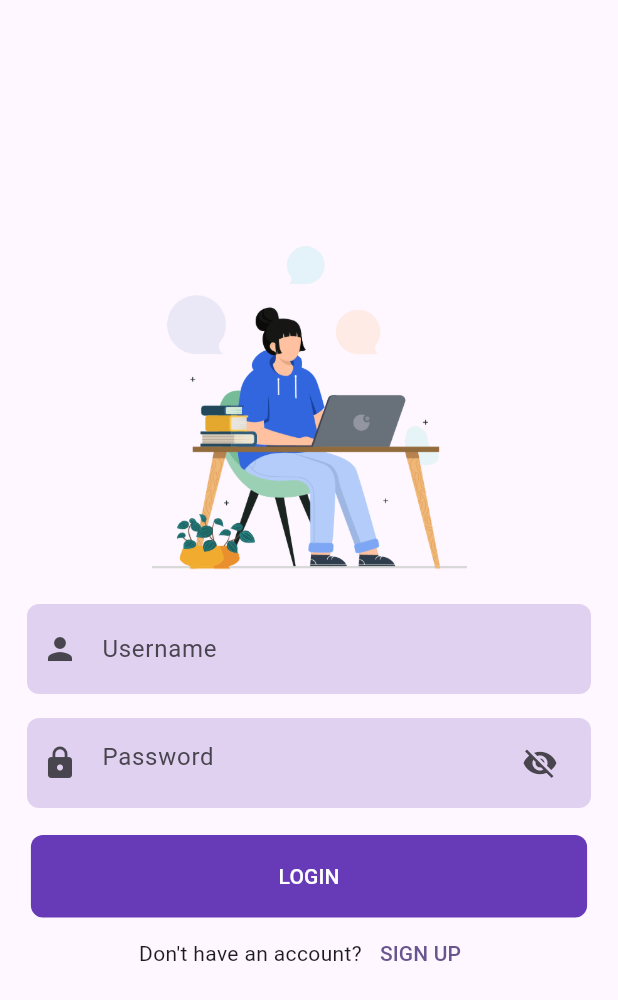
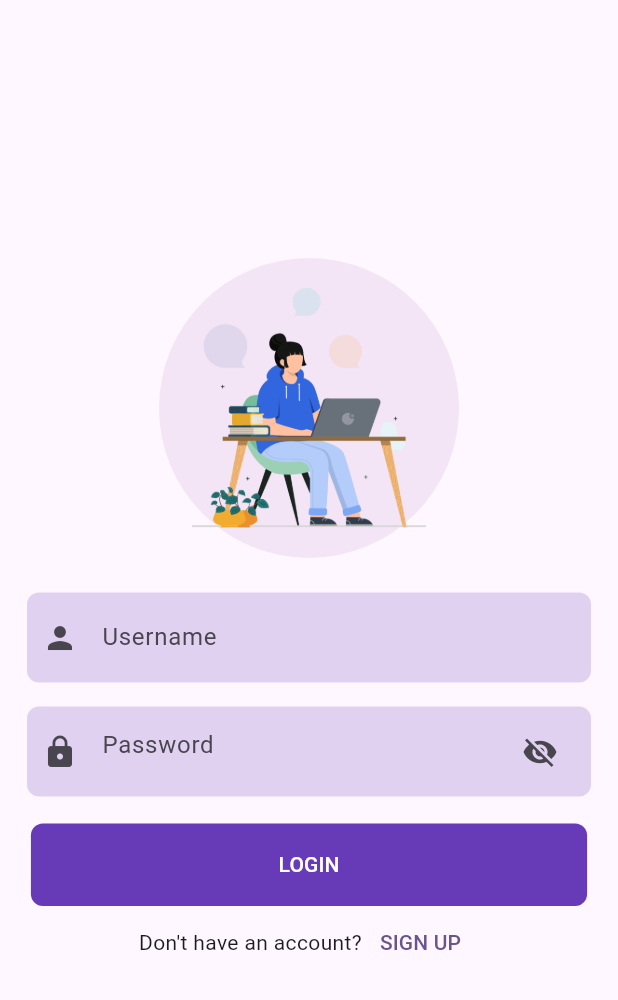
Before and after one commit to surajmeena99/Sqflite-Authentication, a Flutter app: the screen it shows after launch, on a phone screen of 412 x 824 dp. Shown: the top 1000 px of the screen. Run offline on Flutter 3.47's test engine with Material 3 defaults, Android fonts, the phone set to English and light mode, and no system bars; our stand-ins replace sqflite; accounts and stored records are empty.

Commit message:
add screenshots

```diff
--- a/lib/Authtentication/login.dart
+++ b/lib/Authtentication/login.dart
@@ -23,8 +23,9 @@ class _LoginScreenState extends State<LoginScreen> {
     var response = await DatabaseHelper().login(
       Users(
         usrName: username.text,
-        usrPassword: password.text)
-      );
+        usrPassword: password.text,
+      )
+    );
     if (response == true) {
       if (!mounted) return;
       Navigator.pushReplacement(
@@ -47,9 +48,17 @@ class _LoginScreenState extends State<LoginScreen> {
               key: formKey,
               child: Column(
                 children: [
-                  Image.asset(
-                    "assets/login.png",
-                    width: 210,
+                  Container(
+                    width: 200,
+                    height: 200,
+                    padding: const EdgeInsets.all(20.0),
+                    decoration: BoxDecoration(
+                      shape: BoxShape.circle,
+                      color: Colors.purple.shade50,
+                    ),
+                    child: Image.asset(
+                      "assets/login.png",
+                    ),
                   ),
                   const SizedBox(height: 15),
                   //username field
```
Also changed, not shown: 4 other files.
